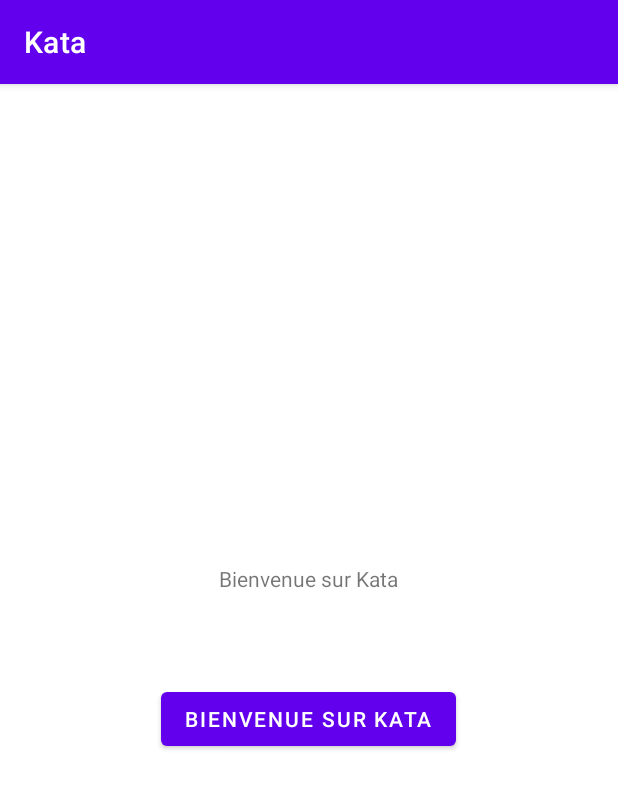
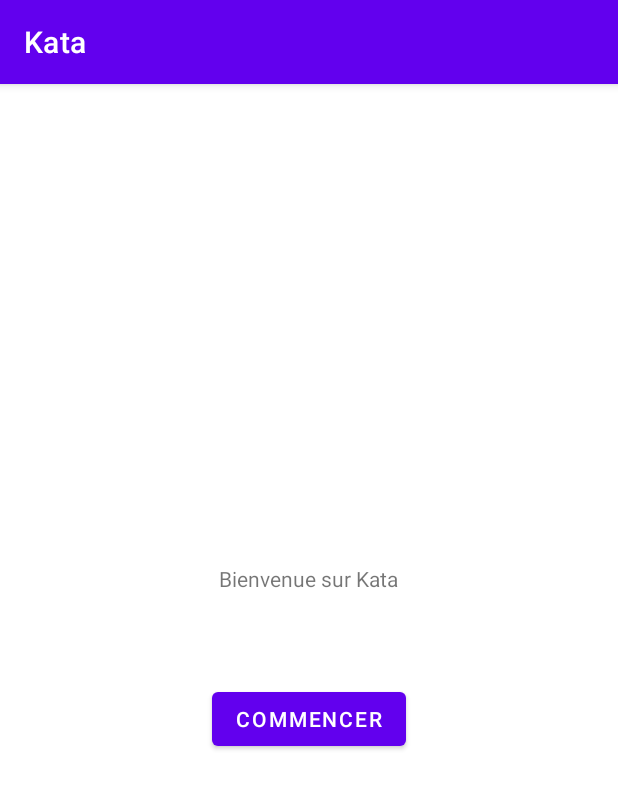
Before and after one commit to OtterWays/test-exomind, an Android app: the screen it shows after launch (MainActivity), on a phone screen of 412 x 824 dp. Shown: the top 789 px of the screen. Run offline under Robolectric (Android 15) with nearby library versions, the phone set to English and light mode, and no system bars.

Commit message:
fix button text

```diff
--- a/app/src/main/res/layout/activity_main.xml
+++ b/app/src/main/res/layout/activity_main.xml
@@ -25,8 +25,9 @@
         android:layout_width="wrap_content"
         android:layout_height="wrap_content"
         android:layout_margin="30dp"
-        android:text="@string/home"
-        android:layout_gravity="center"/>
+        android:text="@string/btn_start"
+        android:layout_gravity="center"
+        android:onClick="clickStart"/>
     </LinearLayout>
 
 </androidx.constraintlayout.widget.ConstraintLayout>
```
